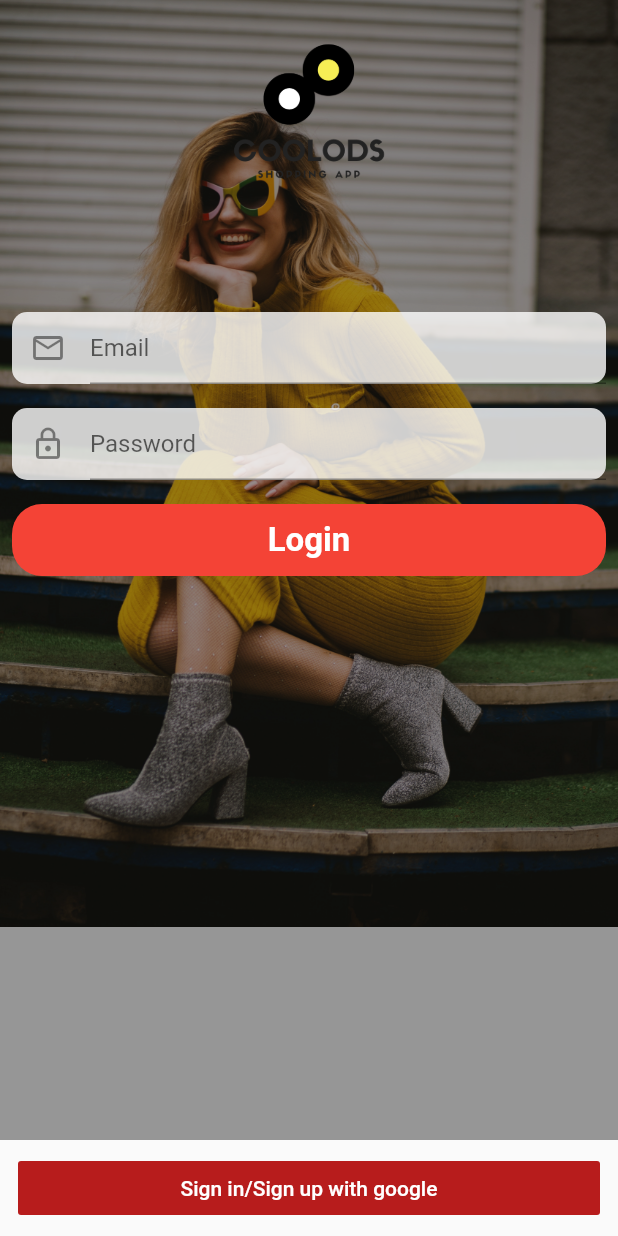
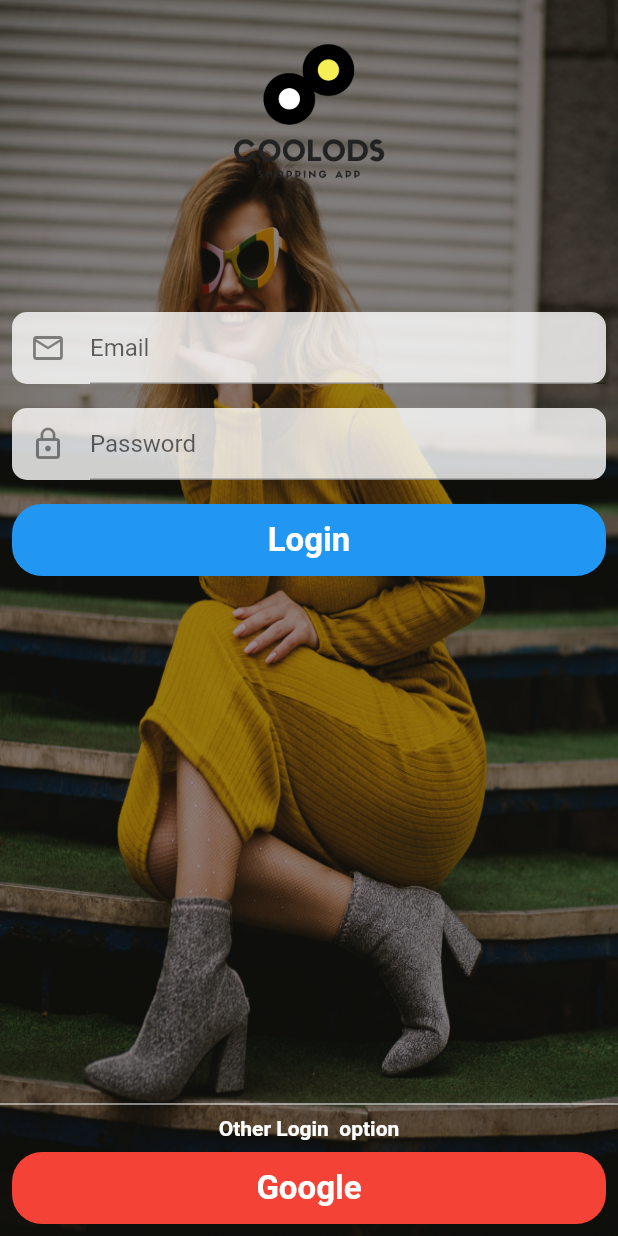
Before and after one commit to Crawford30/ShopApp, a Flutter app: the screen it shows after launch, on a phone screen of 412 x 824 dp. Run offline on Flutter 3.47's test engine with Material 2 defaults, Android fonts, the phone set to English and light mode, and no system bars; our stand-ins replace carousel_pro, cloud_firestore, firebase_auth, firebase_core, fluttertoast, google_sign_in and 1 more; accounts and stored records are empty.

Commit message:
Login UI

```diff
--- a/lib/pages/login.dart
+++ b/lib/pages/login.dart
@@ -145,8 +145,9 @@ class _LoginState extends State<Login> {
         children: [
           Image.asset(
             'images/back.jpg',
-            fit: BoxFit.cover,
+            fit: BoxFit.fill,
             width: double.infinity,
+            height: double.infinity,
           ),
           Container(
             color: Colors.black.withOpacity(0.4),
@@ -223,13 +224,48 @@ class _LoginState extends State<Login> {
                       padding: const EdgeInsets.all(8.0),
                       child: Material(
                         borderRadius: BorderRadius.circular(20.0),
-                        color: Colors.red,
+                        color: Colors.blue,
                         elevation: 0.0,
                         child: MaterialButton(
                           onPressed: () {},
                           minWidth: MediaQuery.of(context).size.width,
                           child: Text(
                             "Login",
+                            textAlign: TextAlign.center,
+                            style: TextStyle(
+                                color: Colors.white,
+                                fontWeight: FontWeight.bold,
+                                fontSize: 22.0),
+                          ),
+                        ),
+                      ),
+                    ),
+                    Expanded(
+                      child: Container(),
+                    ),
+                    Divider(
+                      color: Colors.white,
+                    ),
+                    Text(
+                      "Other Login  option",
+                      style: TextStyle(
+                          color: Colors.white,
+                          fontWeight: FontWeight.bold,
+                          fontSize: 14.0),
+                    ),
+                    Padding(
+                      padding: const EdgeInsets.all(8.0),
+                      child: Material(
+                        borderRadius: BorderRadius.circular(20.0),
+                        color: Colors.red,
+                        elevation: 0.0,
+                        child: MaterialButton(
+                          onPressed: () {
+                            handleSignIn();
+                          },
+                          minWidth: MediaQuery.of(context).size.width,
+                          child: Text(
+                            "Google",
                             textAlign: TextAlign.center,
                             style: TextStyle(
                                 color: Colors.white,
@@ -266,22 +302,6 @@ class _LoginState extends State<Login> {
           )
         ],
       ),
-      bottomNavigationBar: Container(
-        child: Padding(
-          padding: const EdgeInsets.only(
-              left: 12.0, right: 12.0, top: 8.0, bottom: 8.0),
-          child: FlatButton(
-            color: Colors.red.shade900,
-            onPressed: () {
-              handleSignIn();
-            },
-            child: Text(
-              "Sign in/Sign up with google",
-              style: TextStyle(color: Colors.white),
-            ),
-          ),
-        ),
-      ),
     );
   }
 }
```
